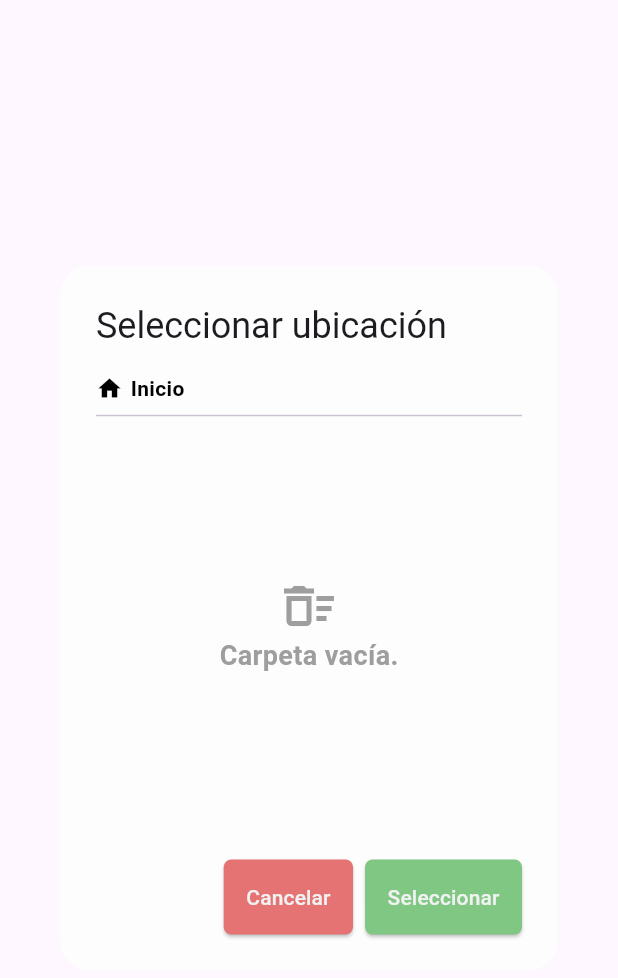
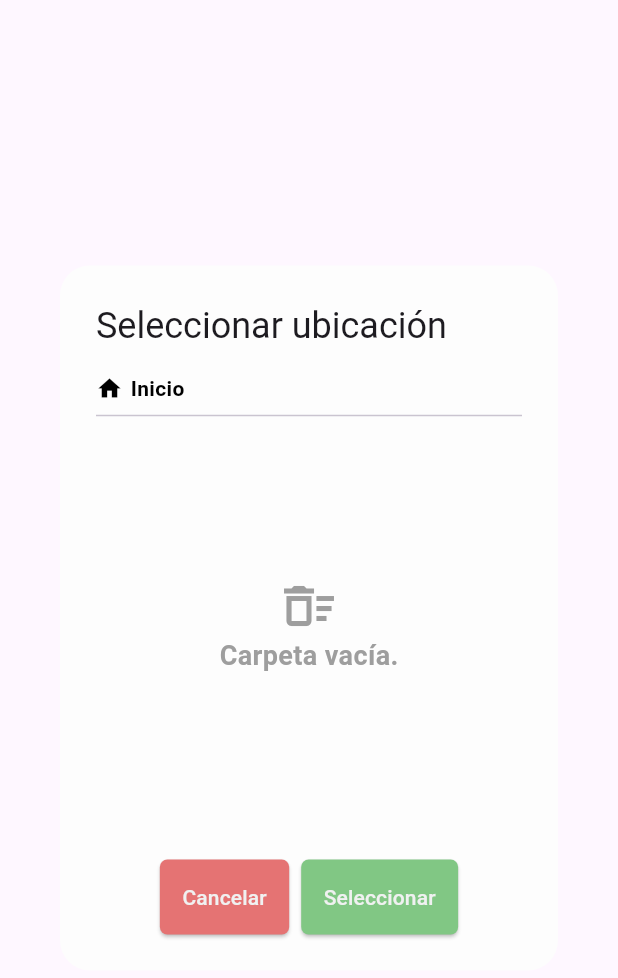
Before and after one commit to sebsanchez99/ArchivaCore, a Flutter app: the LocationPickerModal widget shown alone on an empty page, opened directly with empty values, on a phone screen of 412 x 824 dp. Shown: the top 978 px of the screen. Run offline on Flutter 3.47's test engine with Material 3 defaults, Android fonts, the light colour scheme and no system bars; our stand-ins replace dio, dotted_border, easy_sidemenu, file_picker, flutter_bloc, flutter_secure_storage and 3 more; missing offline and left inert: flutter_expandable_table; accounts and stored records are empty; generated files the repository leaves out were written again; network calls fail.

Commit message:
Se rediseña widget

```diff
--- a/frontend/lib/presentation/pages/file_explorer/widgets/location_picker_modal.dart
+++ b/frontend/lib/presentation/pages/file_explorer/widgets/location_picker_modal.dart
@@ -60,6 +60,7 @@ class _LocationPickerModalState extends State<LocationPickerModal> {
       backgroundColor: SchemaColors.neutral100,
       shape: RoundedRectangleBorder(borderRadius: BorderRadius.circular(20)),
       title: const Text("Seleccionar ubicación"),
+      actionsAlignment: MainAxisAlignment.center,
       content: SizedBox(
         width: 400,
         height: 300,
```
